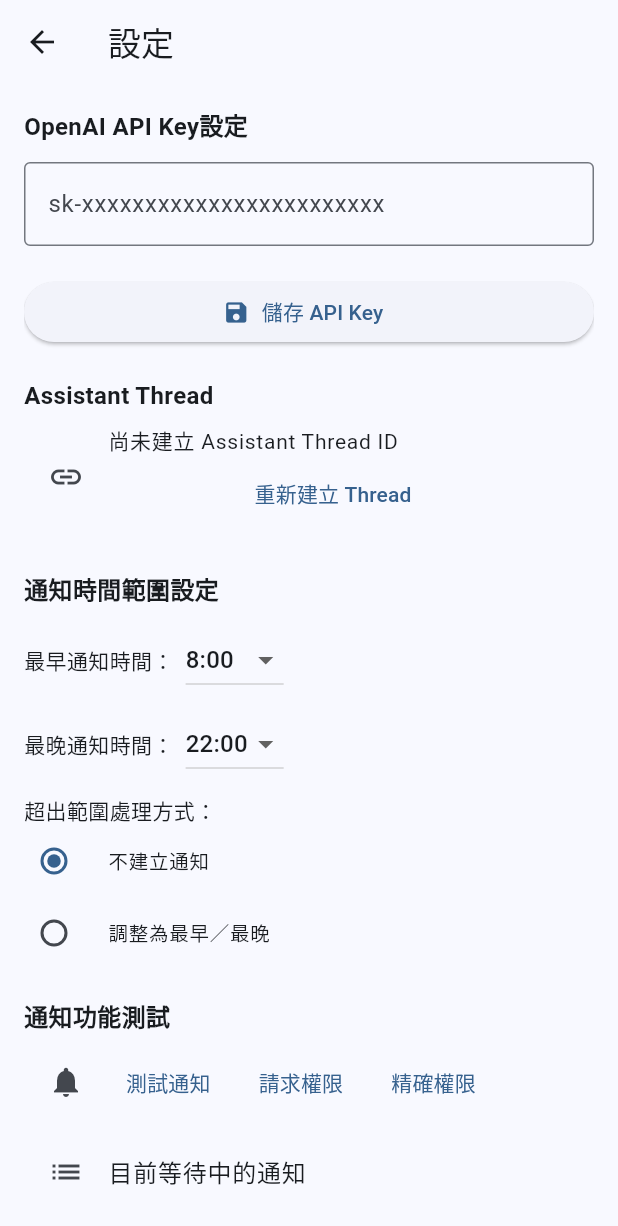
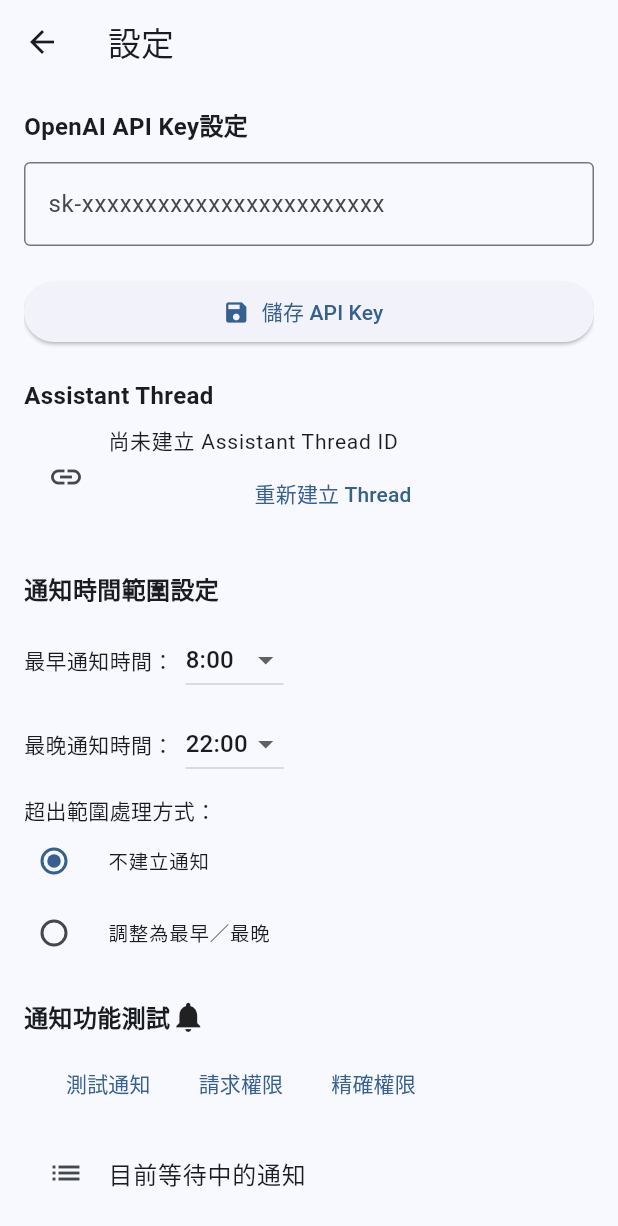
Before and after one commit to gamefan/SmartPlanner, a Flutter app: the SettingsPage screen opened by its route, on a phone screen of 412 x 824 dp. Shown: the top 1226 px of the screen. Run offline on Flutter 3.47's test engine with Material 3 defaults, Android fonts, the phone set to English and light mode, and no system bars; our stand-ins replace flutter_local_notifications, flutter_riverpod, flutter_timezone, fluttertoast, permission_handler, shared_preferences and 3 more; missing offline and left inert: android_intent_plus; accounts and stored records are empty.

Commit message:
UI 調整修正

```diff
--- a/lib/features/home/widgets/memo_input_section.dart
+++ b/lib/features/home/widgets/memo_input_section.dart
@@ -139,7 +139,7 @@ class _MemoInputSectionState extends ConsumerState<MemoInputSection> {
     final inputText = ref.read(homeViewModelProvider).inputText.trim();
 
     if (inputText.isEmpty) {
-      setState(() => _isLoading = false); // ⬅️ 防呆也加上還原
+      setState(() => _isLoading = false); // 還原狀態
       return;
     }
 
@@ -221,7 +221,7 @@ class _MemoInputSectionState extends ConsumerState<MemoInputSection> {
       }
     }
 
-    // ✅ 傳入 notificationTime 與 notificationId
+    // 傳入 notificationTime 與 notificationId
     await viewModel.submitMemo(
       type: analysis.type,
       timeRangeType: analysis.timeRangeType,
@@ -242,7 +242,7 @@ class _MemoInputSectionState extends ConsumerState<MemoInputSection> {
     final label = (analysis.type == MemoType.todo) ? "待辦事項" : "備註內容";
     final formatted = DateFormat('MM/dd').format(time);
 
-    final msg = "✅ 已新增 $label，記錄於 $formatted";
+    final msg = "已新增 $label，記錄於 $formatted";
     Fluttertoast.showToast(msg: msg, toastLength: Toast.LENGTH_SHORT, gravity: ToastGravity.BOTTOM);
   }
 }
--- a/lib/features/settings/settings_page.dart
+++ b/lib/features/settings/settings_page.dart
@@ -199,11 +199,14 @@ class _SettingsPageState extends State<SettingsPage> {
 
             // 通知功能測試
             const SizedBox(height: 20),
-            const Text('通知功能測試', style: TextStyle(fontSize: 16, fontWeight: FontWeight.bold)),
-
+            Row(
+              children: [
+                const Text('通知功能測試', style: TextStyle(fontSize: 16, fontWeight: FontWeight.bold)),
+                const Icon(Icons.notifications),
+              ],
+            ),
             // 通知功能測試
             ListTile(
-              leading: const Icon(Icons.notifications),
               subtitle: Row(
                 children: [
                   TextButton(
```
Also changed, not shown: 1 other file.
